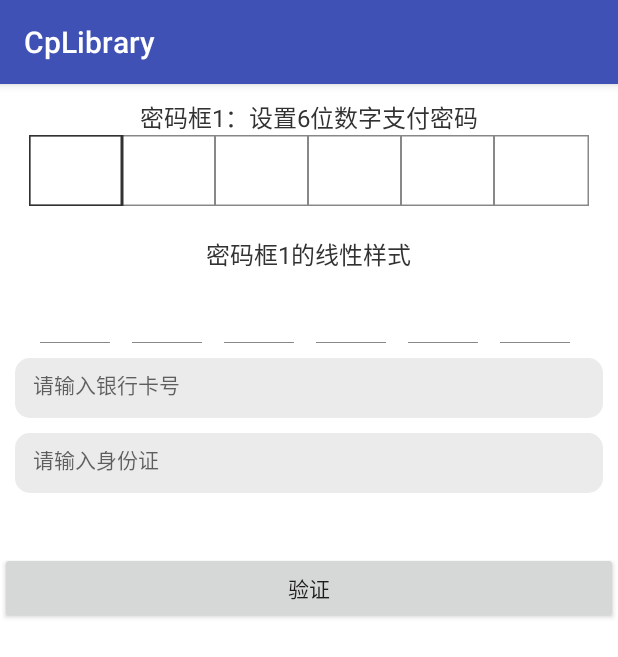
After one commit to ChrisLeeLcx/CpLibrary, an Android app: the EditTextActivity screen opened directly, with no data from a screen before it, on a phone screen of 412 x 824 dp. The commit adds this screen. Shown: the top 657 px of the screen. Run offline under Robolectric (Android 15) with nearby library versions, the phone set to English and light mode, and no system bars; our stand-ins replace ButterKnife.

Commit message:
EditText总结（银行号 、身份证、仿微信支付密码框、自带清空按钮的EditText）

```diff
--- a/app/build.gradle
+++ b/app/build.gradle
@@ -10,7 +10,7 @@ android {
         versionCode 1
         versionName "1.0"
         testInstrumentationRunner "android.support.test.runner.AndroidJUnitRunner"
-       javaCompileOptions.annotationProcessorOptions.includeCompileClasspath = true
+        javaCompileOptions.annotationProcessorOptions.includeCompileClasspath = true
     }
 
     signingConfigs {
--- a/app/src/main/AndroidManifest.xml
+++ b/app/src/main/AndroidManifest.xml
@@ -26,7 +26,8 @@
         <activity android:name=".ui.activity.StateLayoutActivity" />
         <activity android:name=".ui.activity.SignActivity" />
         <activity android:name=".ui.activity.ProgressBarActivity" />
-        <activity android:name=".ui.activity.BrandActivity"></activity>
+        <activity android:name=".ui.activity.BrandActivity" />
+        <activity android:name=".ui.activity.EditTextActivity"></activity>
     </application>
 
 </manifest>
--- /dev/null
+++ b/app/src/main/java/com/lee/cplibrary/ui/activity/EditTextActivity.java
@@ -0,0 +1,131 @@
+package com.lee.cplibrary.ui.activity;
+
+import android.os.Bundle;
+import android.text.Editable;
+import android.text.TextWatcher;
+import android.view.View;
+import android.widget.EditText;
+import android.widget.TextView;
+
+import com.lee.cplibrary.R;
+import com.lee.cplibrary.base.BaseActivity;
+import com.lee.cplibrary.base.SwipeBackActivity;
+
+import cn.lee.cplibrary.util.IdcardValidator;
+import cn.lee.cplibrary.util.LogUtil;
+import cn.lee.cplibrary.util.ObjectUtils;
+import cn.lee.cplibrary.util.SystemUtil;
+import cn.lee.cplibrary.widget.edittext.PayPsdInputView;
+import cn.lee.cplibrary.widget.edittext.bankcard.BankCardTextWatcher;
+import cn.lee.cplibrary.widget.edittext.bankcard.BankInfoBean;
+
+
+public class EditTextActivity extends SwipeBackActivity {
+
+    private EditText etBankCardNum, etIdcardno;
+    private PayPsdInputView etSetPsd;
+    private TextView tvNo;
+
+    @Override
+    protected BaseActivity getSelfActivity() {
+        return this;
+    }
+
+    @Override
+    protected void onCreate(Bundle savedInstanceState) {
+        super.onCreate(savedInstanceState);
+        setContentView(R.layout.activity_edit_text);
+        initView();
+        initPsdInputView();
+    }
+
+    private void initView() {
+        etBankCardNum = (EditText) findViewById(R.id.et_bank_card_num);
+        etIdcardno = (EditText) findViewById(R.id.et_idcardno);
+        etSetPsd = (PayPsdInputView) findViewById(R.id.et_setPsd);
+        tvNo = (TextView) findViewById(R.id.tv_no);
+        BankCardTextWatcher.bind(etBankCardNum);//实现每4个卡号空一格
+        etBankCardNum.addTextChangedListener(new TextWatcher() {
+            @Override
+            public void beforeTextChanged(CharSequence s, int start, int count, int after) {
+
+            }
+
+            @Override
+            public void onTextChanged(CharSequence s, int start, int before, int count) {
+
+            }
+
+            @Override
+            public void afterTextChanged(Editable s) {
+                LogUtil.i("", "", "银行卡号输入=" + etBankCardNum.getText().toString().trim());
+            }
+        });
+        findViewById(R.id.btn_sure).setOnClickListener(new View.OnClickListener() {
+            @Override
+            public void onClick(View v) {
+                check();
+            }
+        });
+    }
+
+    private void initPsdInputView() {
+        SystemUtil.setEtFocusChangeSystemFit(getSelfActivity(), etSetPsd);
+        etSetPsd.setComparePassword(new PayPsdInputView.onPasswordListener() {
+            @Override
+            public void onDifference(String oldPsd, String newPsd) {//两次输入不同
+                LogUtil.i("", "", "不同" + "-oldPsd=" + oldPsd + "；newPsd=" + newPsd);
+            }
+
+            @Override
+            public void onEqual(String psd) {//两次输入相等
+                LogUtil.i("", "", "相同" + "-psd=" + psd);
+            }
+
+            @Override
+            public void inputFinished(String inputPsd) {//输入完成
+                toast("完成：" + inputPsd);
+                LogUtil.i("", "", "密码：" + etSetPsd.getPasswordString());
+                etSetPsd.cleanPsd();//清空密码
+                SystemUtil.closeKeyboard(getSelfActivity());
+            }
+        });
+    }
+
+    /**
+     * 检验银行卡号是否正确
+     *
+     * @return
+     */
+    private boolean check() {
+        //银行卡
+        String cardNum = etBankCardNum.getText().toString().replace(" ", "");
+        BankInfoBean bankInfoBean = new BankInfoBean(cardNum);
+        if (ObjectUtils.isEmpty(cardNum)) {
+            toast("请输入银行卡号");
+            return false;
+        }
+        if (!BankInfoBean.checkBankCard(cardNum)) {
+            toast("银行卡号不正确");
+            return false;
+        }
+        if (!"储蓄卡".equals(bankInfoBean.getCardType())) {
+            toast("该业务仅支持储蓄卡");
+            return false;
+        }
+        //身份证
+        String idcardNo = etIdcardno.getText().toString().trim();
+        if (ObjectUtils.isEmpty(idcardNo)) {
+            toast("请输入身份证");
+            return false;
+        }
+        if (!new IdcardValidator().isValidatedAllIdcard(idcardNo)) {
+            toast("身份证不正确");
+            return false;
+        }
+
+        tvNo.setText("银行卡："+cardNum+"\n身份证："+idcardNo);
+        return true;
+    }
+
+}
--- a/app/src/main/java/com/lee/cplibrary/ui/activity/MainActivity.java
+++ b/app/src/main/java/com/lee/cplibrary/ui/activity/MainActivity.java
@@ -40,6 +40,7 @@ public class MainActivity extends AppCompatActivity {
         totalList.add(new ActivityBean("各种状态下布局", StateLayoutActivity.class));
         totalList.add(new ActivityBean("各种进度条", ProgressBarActivity.class));
         totalList.add(new ActivityBean("仿瓜子二手车品牌选择", BrandActivity.class));
+        totalList.add(new ActivityBean("各种EditText", EditTextActivity.class));
     }
 
     private void initRecyclerView() {
--- /dev/null
+++ b/app/src/main/res/layout/activity_edit_text.xml
@@ -0,0 +1,92 @@
+<?xml version="1.0" encoding="utf-8"?>
+<LinearLayout xmlns:android="http://schemas.android.com/apk/res/android"
+    xmlns:app="http://schemas.android.com/apk/res-auto"
+    android:layout_width="match_parent"
+    android:layout_height="match_parent"
+    android:background="@color/cp_white"
+    android:gravity="center_horizontal"
+    android:orientation="vertical">
+
+
+    <TextView
+        android:layout_width="wrap_content"
+        android:layout_height="wrap_content"
+        android:layout_marginTop="10dp"
+        android:text="密码框1：设置6位数字支付密码"
+        android:textColor="@color/font_32"
+        android:textSize="16sp" />
+
+    <cn.lee.cplibrary.widget.edittext.PayPsdInputView
+        android:id="@+id/et_setPsd"
+        android:layout_width="match_parent"
+        android:layout_height="47dp"
+        android:layout_marginLeft="19dp"
+        android:layout_marginRight="19dp"
+        android:inputType="number"
+        app:cp_circleColor="@color/font_32"
+        app:cp_focusedColor="@color/font_32"
+        app:cp_maxCount="6"
+        app:cp_psdType="weChat"
+        app:cp_radius="6dp" />
+
+    <TextView
+        android:layout_width="wrap_content"
+        android:layout_height="wrap_content"
+        android:layout_marginTop="20dp"
+        android:text="密码框1的线性样式"
+        android:textColor="@color/font_32"
+        android:textSize="16sp" />
+
+    <cn.lee.cplibrary.widget.edittext.PayPsdInputView
+        android:layout_width="match_parent"
+        android:layout_height="47dp"
+        android:layout_marginLeft="19dp"
+        android:layout_marginRight="19dp"
+        android:inputType="number"
+        app:cp_circleColor="@color/font_32"
+        app:cp_focusedColor="@color/font_32"
+        app:cp_maxCount="6"
+        app:cp_psdType="bottomLine"
+        app:cp_radius="6dp" />
+
+    <cn.lee.cplibrary.widget.edittext.ClearEditText
+        android:id="@+id/et_bank_card_num"
+        android:layout_width="match_parent"
+        android:layout_height="40dp"
+        android:layout_margin="10dp"
+        android:background="@drawable/cp_photo_bg10_normal"
+        android:drawableRight="@drawable/zhuce_btn_delete"
+        android:hint="请输入银行卡号"
+        android:inputType="number"
+        android:maxLength="26"
+        android:padding="12dp"
+        android:singleLine="true"
+        android:textSize="14sp" />
+
+    <cn.lee.cplibrary.widget.edittext.ClearEditText
+        android:id="@+id/et_idcardno"
+        android:layout_width="match_parent"
+        android:layout_height="40dp"
+        android:layout_marginLeft="10dp"
+        android:layout_marginRight="10dp"
+        android:background="@drawable/cp_photo_bg10_normal"
+        android:drawableRight="@drawable/zhuce_btn_delete"
+        android:hint="请输入身份证"
+        android:maxLength="26"
+        android:padding="12dp"
+        android:singleLine="true"
+        android:textSize="14sp" />
+    <TextView
+        android:id="@+id/tv_no"
+        android:layout_width="match_parent"
+        android:layout_height="wrap_content"
+        android:layout_margin="10dp"
+        android:text="" />
+
+    <Button
+        android:id="@+id/btn_sure"
+        android:layout_width="match_parent"
+        android:layout_height="wrap_content"
+        android:text="验证" />
+
+</LinearLayout>
--- a/cplibrary/src/main/java/cn/lee/cplibrary/util/SystemUtil.java
+++ b/cplibrary/src/main/java/cn/lee/cplibrary/util/SystemUtil.java
@@ -5,7 +5,10 @@ import android.content.Context;
 import android.content.Intent;
 import android.net.Uri;
 import android.provider.Settings;
+import android.view.View;
+import android.view.WindowManager;
 import android.view.inputmethod.InputMethodManager;
+import android.widget.EditText;
 
 /**
  * function:系统工具类
@@ -25,7 +28,24 @@ public class SystemUtil {
                     .getWindowToken(), 0);
         }
     }
+    /**
+     * 防止EditText输入时，软键盘将下面布局顶上去
+     * @param activity activity上下文
+     * @param et 对应EditText
+     */
+    public static void setEtFocusChangeSystemFit(final Activity activity, EditText...et) {
+        for (int i=0;i<et.length;i++){
+            et[i].setOnFocusChangeListener(new View.OnFocusChangeListener() {
+                @Override
+                public void onFocusChange(View v, boolean hasFocus) {
+                    if(hasFocus){
+                        activity.getWindow().setSoftInputMode(WindowManager.LayoutParams.SOFT_INPUT_ADJUST_PAN);
+                    }
+                }
+            });
+        }
 
+    }
     /**
      * 跳转到设置中心->项目应用信息界面（可以设置应用通知管理、应用权限、清楚缓存等）
      * @param activity
--- a/cplibrary/src/main/java/cn/lee/cplibrary/util/ViewUtil.java
+++ b/cplibrary/src/main/java/cn/lee/cplibrary/util/ViewUtil.java
@@ -375,24 +375,6 @@ public class ViewUtil {
         public void onClick(View v, int position);
     }
 
-    /**
-     * 防止EditText输入时，软键盘将下面布局顶上去
-     * @param activity activity上下文
-     * @param et 对应EditText
-     */
-    public static void setEtFocusChangeSystemFit(final Activity activity, EditText ...et) {
-        for (int i=0;i<et.length;i++){
-            et[i].setOnFocusChangeListener(new View.OnFocusChangeListener() {
-                @Override
-                public void onFocusChange(View v, boolean hasFocus) {
-                    if(hasFocus){
-                        activity.getWindow().setSoftInputMode(WindowManager.LayoutParams.SOFT_INPUT_ADJUST_PAN);
-                    }
-                }
-            });
-        }
-
-    }
 
     /**
      * 给TextView设置中划线
--- a/cplibrary/src/main/java/cn/lee/cplibrary/widget/bankcard/BankCardTextWatcher.java
+++ b/cplibrary/src/main/java/cn/lee/cplibrary/widget/edittext/bankcard/BankCardTextWatcher.java
@@ -1,4 +1,4 @@
-package cn.lee.cplibrary.widget.bankcard;
+package cn.lee.cplibrary.widget.edittext.bankcard;
 
 import android.text.Editable;
 import android.text.Selection;
--- a/cplibrary/src/main/java/cn/lee/cplibrary/widget/bankcard/BankInfoBean.java
+++ b/cplibrary/src/main/java/cn/lee/cplibrary/widget/edittext/bankcard/BankInfoBean.java
@@ -1,4 +1,4 @@
-package cn.lee.cplibrary.widget.bankcard;
+package cn.lee.cplibrary.widget.edittext.bankcard;
 
 import java.util.regex.Pattern;
 
```
